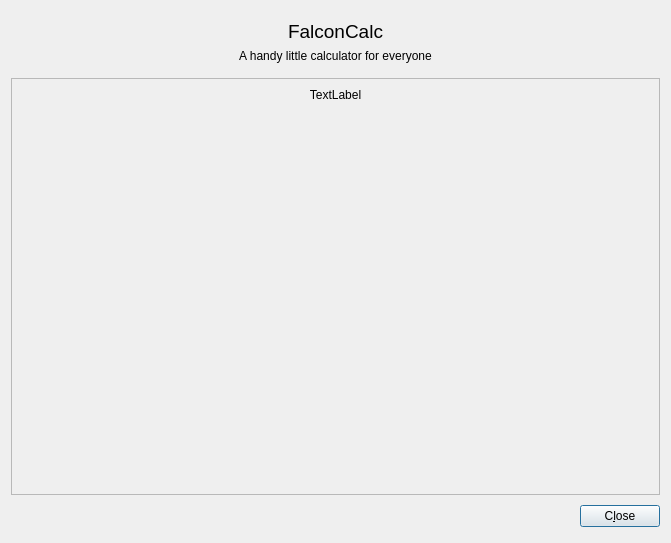
Qt form FalconCalcQt/HelpDialog.ui (solyoma/FalconCalc) before a commit.
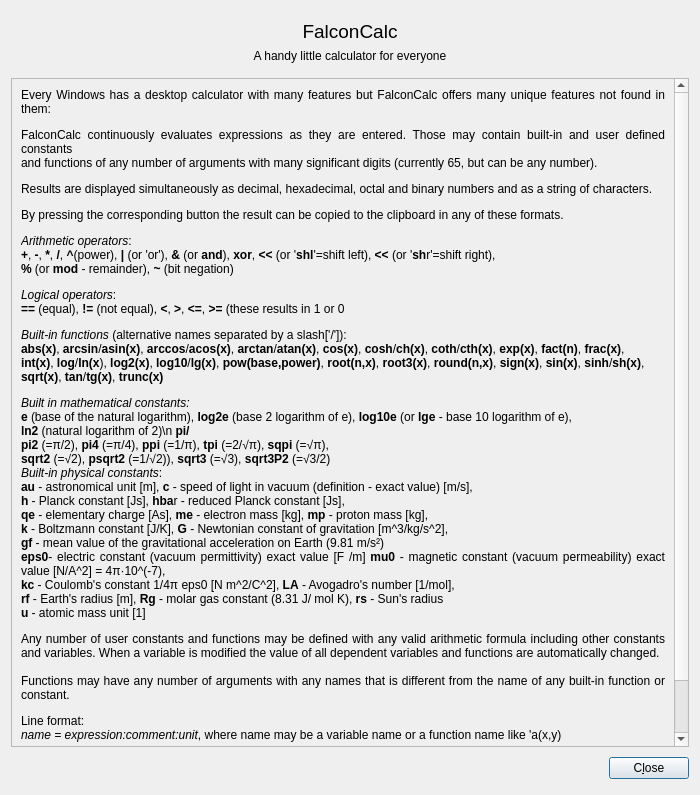
The same form after that commit. Icons and pictures are not drawn.

```diff
--- a/FalconCalcQt/HelpDialog.ui
+++ b/FalconCalcQt/HelpDialog.ui
@@ -9,8 +9,8 @@
    <rect>
     <x>0</x>
     <y>0</y>
-    <width>671</width>
-    <height>543</height>
+    <width>700</width>
+    <height>795</height>
    </rect>
   </property>
   <property name="windowTitle">
@@ -65,18 +65,18 @@
        <rect>
         <x>0</x>
         <y>0</y>
-        <width>651</width>
-        <height>418</height>
+        <width>680</width>
+        <height>670</height>
        </rect>
       </property>
       <layout class="QVBoxLayout" name="verticalLayout_2">
        <item>
         <widget class="QLabel" name="lblHelptext">
          <property name="text">
-          <string>TextLabel</string>
+          <string>&lt;html&gt;&lt;head/&gt;&lt;body&gt;&lt;p&gt;Every Windows has a desktop calculator with many features but FalconCalc offers many unique features not found in them:&lt;/p&gt;&lt;p&gt;FalconCalc continuously evaluates expressions as they are entered. Those may contain built-in and user defined constants&lt;br/&gt;and functions of any number of arguments with many significant digits (currently 65, but can be any number).&lt;/p&gt;&lt;p&gt;Results are displayed simultaneously as decimal, hexadecimal, octal and binary numbers and as a string of characters.&lt;/p&gt;&lt;p&gt;By pressing the corresponding button the result can be copied to the clipboard in any of these formats.&lt;/p&gt;&lt;p&gt;&lt;span style=&quot; font-style:italic;&quot;&gt;Arithmetic operators&lt;/span&gt;:&lt;br/&gt;&lt;span style=&quot; font-weight:600;&quot;&gt;+&lt;/span&gt;, &lt;span style=&quot; font-weight:600;&quot;&gt;-&lt;/span&gt;, &lt;span style=&quot; font-weight:600;&quot;&gt;*&lt;/span&gt;, &lt;span style=&quot; font-weight:600;&quot;&gt;/&lt;/span&gt;, &lt;span style=&quot; font-weight:600;&quot;&gt;^&lt;/span&gt;(power), &lt;span style=&quot; font-weight:600;&quot;&gt;|&lt;/span&gt; (or 'or'), &lt;span style=&quot; font-weight:600;&quot;&gt;&amp;amp;&lt;/span&gt; (or &lt;span style=&quot; font-weight:600;&quot;&gt;and&lt;/span&gt;), &lt;span style=&quot; font-weight:600;&quot;&gt;xor&lt;/span&gt;, &lt;span style=&quot; font-weight:600;&quot;&gt;&amp;lt;&amp;lt;&lt;/span&gt; (or '&lt;span style=&quot; font-weight:600;&quot;&gt;shl&lt;/span&gt;'=shift left), &lt;span style=&quot; font-weight:600;&quot;&gt;&amp;lt;&amp;lt;&lt;/span&gt; (or '&lt;span style=&quot; font-weight:600;&quot;&gt;sh&lt;/span&gt;r'=shift right),&lt;span style=&quot; font-weight:600;&quot;&gt;&lt;br/&gt;%&lt;/span&gt; (or &lt;span style=&quot; font-weight:600;&quot;&gt;mod&lt;/span&gt; - remainder), &lt;span style=&quot; font-weight:600;&quot;&gt;~&lt;/span&gt; (bit negation)&lt;/p&gt;&lt;p&gt;&lt;span style=&quot; font-style:italic;&quot;&gt;Logical operators&lt;/span&gt;:&lt;br/&gt;&lt;span style=&quot; font-weight:600;&quot;&gt;== &lt;/span&gt;(equal), &lt;span style=&quot; font-weight:600;&quot;&gt;!=&lt;/span&gt; (not equal), &lt;span style=&quot; font-weight:600;&quot;&gt;&amp;lt;&lt;/span&gt;, &lt;span style=&quot; font-weight:600;&quot;&gt;&amp;gt;&lt;/span&gt;, &lt;span style=&quot; font-weight:600;&quot;&gt;&amp;lt;=&lt;/span&gt;, &lt;span style=&quot; font-weight:600;&quot;&gt;&amp;gt;=&lt;/span&gt; (these results in 1 or 0&lt;/p&gt;&lt;p&gt;&lt;span style=&quot; font-style:italic;&quot;&gt;Built-in functions&lt;/span&gt; (alternative names separated by a slash['/']):&lt;br/&gt;&lt;span style=&quot; font-weight:600;&quot;&gt;abs(x)&lt;/span&gt;, &lt;span style=&quot; font-weight:600;&quot;&gt;arcsin&lt;/span&gt;/&lt;span style=&quot; font-weight:600;&quot;&gt;asin(x)&lt;/span&gt;, &lt;span style=&quot; font-weight:600;&quot;&gt;arccos&lt;/span&gt;/&lt;span style=&quot; font-weight:600;&quot;&gt;acos(x)&lt;/span&gt;,&lt;span style=&quot; font-weight:600;&quot;&gt; arctan&lt;/span&gt;/&lt;span style=&quot; font-weight:600;&quot;&gt;atan(x)&lt;/span&gt;,&lt;span style=&quot; font-weight:600;&quot;&gt; cos(x)&lt;/span&gt;,&lt;span style=&quot; font-weight:600;&quot;&gt; cosh&lt;/span&gt;/&lt;span style=&quot; font-weight:600;&quot;&gt;ch(x)&lt;/span&gt;, &lt;span style=&quot; font-weight:600;&quot;&gt;coth&lt;/span&gt;/&lt;span style=&quot; font-weight:600;&quot;&gt;cth(x)&lt;/span&gt;, &lt;span style=&quot; font-weight:600;&quot;&gt;exp(x)&lt;/span&gt;, &lt;span style=&quot; font-weight:600;&quot;&gt;fact(n)&lt;/span&gt;, &lt;span style=&quot; font-weight:600;&quot;&gt;frac(x)&lt;/span&gt;,&lt;br/&gt;&lt;span style=&quot; font-weight:600;&quot;&gt;int(x)&lt;/span&gt;, &lt;span style=&quot; font-weight:600;&quot;&gt;log&lt;/span&gt;/&lt;span style=&quot; font-weight:600;&quot;&gt;ln(x&lt;/span&gt;), &lt;span style=&quot; font-weight:600;&quot;&gt;log2(x)&lt;/span&gt;, &lt;span style=&quot; font-weight:600;&quot;&gt;log10&lt;/span&gt;/&lt;span style=&quot; font-weight:600;&quot;&gt;lg(x)&lt;/span&gt;, &lt;span style=&quot; font-weight:600;&quot;&gt;pow(base,power)&lt;/span&gt;, &lt;span style=&quot; font-weight:600;&quot;&gt;root(n,x)&lt;/span&gt;, &lt;span style=&quot; font-weight:600;&quot;&gt;root3(x)&lt;/span&gt;, &lt;span style=&quot; font-weight:600;&quot;&gt;round(n,x)&lt;/span&gt;, &lt;span style=&quot; font-weight:600;&quot;&gt;sign(x)&lt;/span&gt;, &lt;span style=&quot; font-weight:600;&quot;&gt;sin(x)&lt;/span&gt;, &lt;span style=&quot; font-weight:600;&quot;&gt;sinh&lt;/span&gt;/&lt;span style=&quot; font-weight:600;&quot;&gt;sh(x)&lt;/span&gt;,&lt;br/&gt;&lt;span style=&quot; font-weight:600;&quot;&gt;sqrt(x)&lt;/span&gt;, &lt;span style=&quot; font-weight:600;&quot;&gt;tan&lt;/span&gt;/&lt;span style=&quot; font-weight:600;&quot;&gt;tg(x)&lt;/span&gt;, &lt;span style=&quot; font-weight:600;&quot;&gt;trunc(x)&lt;/span&gt;&lt;/p&gt;&lt;p&gt;&lt;span style=&quot; font-style:italic;&quot;&gt;Built in mathematical constants:&lt;br/&gt;&lt;/span&gt;&lt;span style=&quot; font-weight:600;&quot;&gt;e&lt;/span&gt; (base of the natural logarithm),&lt;span style=&quot; font-weight:600;&quot;&gt; log2e&lt;/span&gt; (base 2 logarithm of e), &lt;span style=&quot; font-weight:600;&quot;&gt;log10e&lt;/span&gt; (or&lt;span style=&quot; font-weight:600;&quot;&gt; lge&lt;/span&gt; - base 10 logarithm of e),&lt;br/&gt;&lt;span style=&quot; font-weight:600;&quot;&gt;ln2&lt;/span&gt; (natural logarithm of 2)\n &lt;span style=&quot; font-weight:600;&quot;&gt;pi/&lt;br/&gt;pi2&lt;/span&gt; (=π/2), &lt;span style=&quot; font-weight:600;&quot;&gt;pi4&lt;/span&gt; (=π/4), &lt;span style=&quot; font-weight:600;&quot;&gt;ppi&lt;/span&gt; (=1/π), &lt;span style=&quot; font-weight:600;&quot;&gt;tpi&lt;/span&gt; (=2/√π), &lt;span style=&quot; font-weight:600;&quot;&gt;sqpi&lt;/span&gt; (=√π), &lt;br/&gt;&lt;span style=&quot; font-weight:600;&quot;&gt;sqrt2&lt;/span&gt; (=√2), &lt;span style=&quot; font-weight:600;&quot;&gt;psqrt2&lt;/span&gt; (=1/√2)), &lt;span style=&quot; font-weight:600;&quot;&gt;sqrt3&lt;/span&gt; (=√3), &lt;span style=&quot; font-weight:600;&quot;&gt;sqrt3P2&lt;/span&gt; (=√3/2)&lt;br/&gt;&lt;span style=&quot; font-style:italic;&quot;&gt;Built-in physical constants&lt;/span&gt;:&lt;br/&gt;&lt;span style=&quot; font-weight:600;&quot;&gt;au&lt;/span&gt; - astronomical unit [m], &lt;span style=&quot; font-weight:600;&quot;&gt;c&lt;/span&gt; - speed of light in vacuum (definition - exact value) [m/s], &lt;br/&gt;&lt;span style=&quot; font-weight:600;&quot;&gt;h&lt;/span&gt; - Planck constant [Js], &lt;span style=&quot; font-weight:600;&quot;&gt;hba&lt;/span&gt;r - reduced Planck constant [Js],&lt;br/&gt;&lt;span style=&quot; font-weight:600;&quot;&gt;qe&lt;/span&gt; - elementary charge [As], &lt;span style=&quot; font-weight:600;&quot;&gt;me&lt;/span&gt; - electron mass [kg], &lt;span style=&quot; font-weight:600;&quot;&gt;mp&lt;/span&gt; - proton mass [kg],&lt;br/&gt;&lt;span style=&quot; font-weight:600;&quot;&gt;k&lt;/span&gt; - Boltzmann constant [J/K], &lt;span style=&quot; font-weight:600;&quot;&gt;G&lt;/span&gt; - Newtonian constant of gravitation [m^3/kg/s^2],&lt;br/&gt;&lt;span style=&quot; font-weight:600;&quot;&gt;gf&lt;/span&gt; - mean value of the gravitational acceleration on Earth (9.81 m/s²)&lt;br/&gt;&lt;span style=&quot; font-weight:600;&quot;&gt;eps0&lt;/span&gt;- electric constant (vacuum permittivity) exact value [F /m] &lt;span style=&quot; font-weight:600;&quot;&gt;mu0&lt;/span&gt; - magnetic constant (vacuum permeability) exact value [N/A^2] = 4π·10^(-7), &lt;br/&gt;&lt;span style=&quot; font-weight:600;&quot;&gt;kc&lt;/span&gt; - Coulomb's constant 1/4π eps0 [N m^2/C^2], &lt;span style=&quot; font-weight:600;&quot;&gt;LA&lt;/span&gt; - Avogadro's number [1/mol],&lt;br/&gt;&lt;span style=&quot; font-weight:600;&quot;&gt;rf&lt;/span&gt; - Earth's radius [m], &lt;span style=&quot; font-weight:600;&quot;&gt;Rg&lt;/span&gt; - molar gas constant (8.31 J/ mol K), &lt;span style=&quot; font-weight:600;&quot;&gt;rs&lt;/span&gt; - Sun's radius&lt;br/&gt;&lt;span style=&quot; font-weight:600;&quot;&gt;u&lt;/span&gt; - atomic mass unit [1]&lt;/p&gt;&lt;p&gt;Any number of user constants and functions may be defined with any valid arithmetic formula including other constants and variables. When a variable is modified the value of all dependent variables and functions are automatically changed.&lt;br/&gt;&lt;br/&gt;Functions may have any number of arguments with any names that is different from the name of any built-in function or constant.&lt;/p&gt;&lt;p&gt;Line format: &lt;br/&gt;&lt;span style=&quot; font-style:italic;&quot;&gt;name = expression:comment:unit&lt;/span&gt;, where name may be a variable name or a function name like 'a(x,y)&lt;/p&gt;&lt;p&gt;Examples:&lt;br/&gt;constR=8.31446261815324:Universal gas constant:J/K/mol&lt;br/&gt;solvequad(a, b, c, s) = (-b + s * sqrt(b ^ 2 - 4 * a * c)) / 2 / a:solves the quadratic equation ax² + bx + c = 0&lt;/p&gt;&lt;/body&gt;&lt;/html&gt;</string>
          </property>
          <property name="alignment">
-          <set>Qt::AlignHCenter|Qt::AlignTop</set>
+          <set>Qt::AlignJustify|Qt::AlignTop</set>
          </property>
          <property name="wordWrap">
           <bool>true</bool>
```
